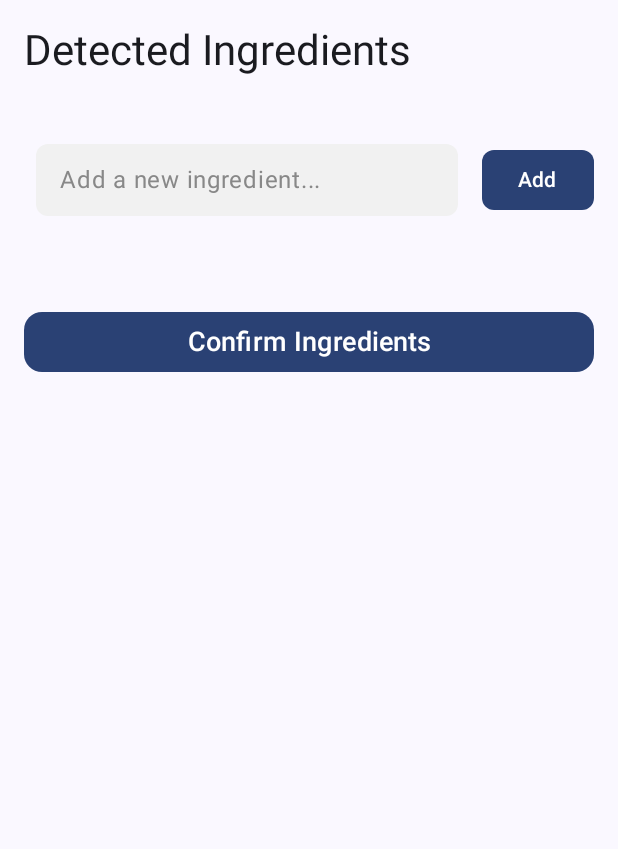
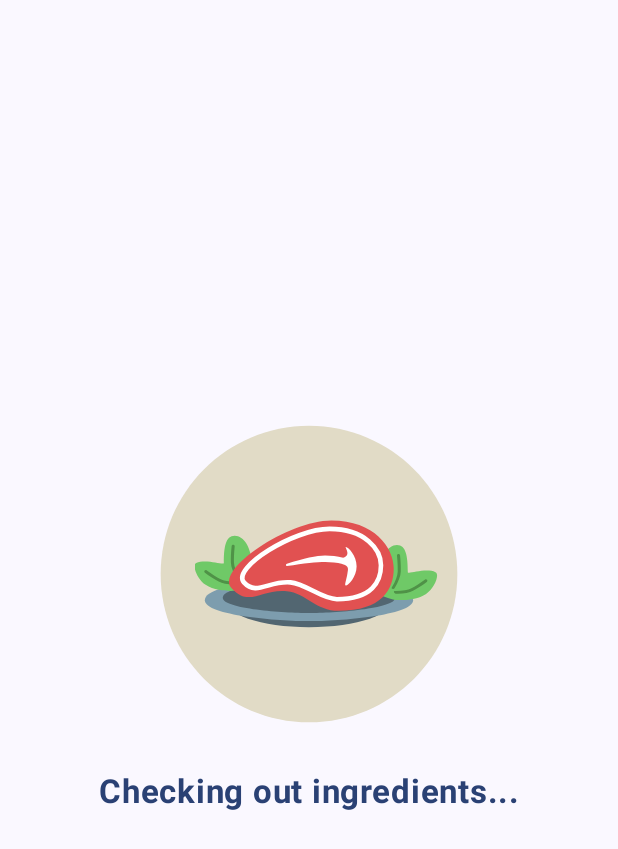
Before and after one commit to TimPieters/Meal-App, an Android app built with Jetpack Compose: the IngredientScreen screen opened through its navigation route, after a tap on "Confirm Ingredients", on a phone screen of 412 x 824 dp. Shown: the top 849 px of the screen. Run offline under Robolectric (Android 15) with nearby library versions, the phone set to English and light mode, and no system bars; our stand-ins replace accompanist, livedata-compose; 2 statements that could not run were skipped.

Commit message:
Added a MealLoadingScreen, linked it to the app.

```diff
--- a/app/src/main/java/com/example/app/SharedViewModel.kt
+++ b/app/src/main/java/com/example/app/SharedViewModel.kt
@@ -40,11 +40,20 @@ class SharedViewModel : ViewModel() {
     private val _isDetectingIngredients = MutableLiveData(false) // New loading state for ingredient detection
     val isDetectingIngredients: LiveData<Boolean> get() = _isDetectingIngredients
 
+    // In SharedViewModel.kt
+    private val _isGeneratingRecipes = MutableLiveData(false)
+    val isGeneratingRecipes: LiveData<Boolean> get() = _isGeneratingRecipes
+
     private val openAIRepository = OpenAIRepository()
 
     fun setIsDetectingIngredients(value: Boolean) {
         _isDetectingIngredients.value = value
         Log.d("SharedViewModel", "Is detecting ingredients set to: $value")
+    }
+
+    fun setIsGeneratingRecipes(value: Boolean) {
+        _isGeneratingRecipes.value = value
+        Log.d("SharedViewModel", "Is generating recipes set to: $value")
     }
 
     // Set the captured image URI
--- a/app/src/main/java/com/example/app/UIUX/screens/IngredientScreen.kt
+++ b/app/src/main/java/com/example/app/UIUX/screens/IngredientScreen.kt
@@ -1,5 +1,10 @@
 package com.example.app.UIUX.screens
 
+import androidx.compose.animation.AnimatedVisibility
+import androidx.compose.animation.core.LinearEasing
+import androidx.compose.animation.core.tween
+import androidx.compose.animation.fadeIn
+import androidx.compose.animation.fadeOut
 import androidx.compose.foundation.background
 import androidx.compose.foundation.layout.*
 import androidx.compose.foundation.text.BasicTextField
@@ -34,6 +39,22 @@ fun IngredientScreen(
     var showEditDialog by remember { mutableStateOf(false) }
     var ingredientToEdit by remember { mutableStateOf("") }
     var editedIngredient by remember { mutableStateOf("") }
+    val isGeneratingRecipes by sharedViewModel.isGeneratingRecipes.observeAsState(false)
+    // Loading Screen
+    AnimatedVisibility(
+        visible = isGeneratingRecipes,
+        enter = fadeIn(animationSpec = tween(durationMillis = 700, easing = LinearEasing)),
+        exit = fadeOut(animationSpec = tween(durationMillis = 700, easing = LinearEasing))
+    ) {
+        MealLoadingScreen()
+    }
+
+    // Main Content
+    AnimatedVisibility(
+        visible = !isGeneratingRecipes,
+        enter = fadeIn(),
+        exit = fadeOut()
+    ) {
 
         LazyColumn(
             modifier = Modifier
@@ -110,8 +131,11 @@ fun IngredientScreen(
                 // Confirm button positioned at the bottom
                 Button(
                     onClick = {
-                    val apiKey = ""  // Replace with your actual OpenAI API key
+                        val apiKey =
+                            ""  // Replace with your actual OpenAI API key
+                        sharedViewModel.setIsGeneratingRecipes(true)
                         sharedViewModel.generateRecipes(apiKey, ingredients) { success ->
+                            sharedViewModel.setIsGeneratingRecipes(false)
                             if (success) {
                                 navController.navigate(Screen.MealScreen.route)
                             } else {
@@ -163,6 +187,7 @@ fun IngredientScreen(
             )
         }
     }
+}
 
 @Composable
 fun IngredientCard(
--- /dev/null
+++ b/app/src/main/java/com/example/app/UIUX/screens/MealLoadingScreen.kt
@@ -0,0 +1,85 @@
+package com.example.app.UIUX.screens
+
+import androidx.compose.animation.*
+import androidx.compose.animation.core.FastOutLinearInEasing
+import androidx.compose.animation.core.LinearEasing
+import androidx.compose.animation.core.LinearOutSlowInEasing
+import androidx.compose.animation.core.tween
+import androidx.compose.foundation.layout.*
+import androidx.compose.material3.Text
+import androidx.compose.runtime.*
+import androidx.compose.ui.Alignment
+import androidx.compose.ui.Modifier
+import androidx.compose.ui.text.font.FontWeight
+import androidx.compose.ui.text.style.TextAlign
+import androidx.compose.ui.tooling.preview.Preview
+import androidx.compose.ui.unit.dp
+import androidx.compose.ui.unit.sp
+import com.airbnb.lottie.compose.*
+import com.example.app.R
+import androidx.compose.material3.MaterialTheme
+import kotlinx.coroutines.delay
+
+@Composable
+fun MealLoadingScreen() {
+    val messages = listOf(
+        "Checking out ingredients...",
+        "Taking into account preferences...",
+        "Taking into account cuisine...",
+        "Taking into account difficulty...",
+        "Taking into account serving size...",
+        "Taking into account nutritional profile...",
+        "I now have a good idea!",
+        "Generating recipes...",
+        "Done!"
+    )
+
+    var currentMessageIndex by remember { mutableStateOf(0) }
+
+    // Automatically cycle through messages with fading effect
+    LaunchedEffect(Unit) {
+        while (currentMessageIndex < messages.size) {
+            delay(2500)  // Display each message for 2 seconds
+            if (currentMessageIndex < messages.size - 1) {
+                currentMessageIndex++
+            }
+        }
+    }
+
+    Column(
+        modifier = Modifier
+            .fillMaxSize()
+            .padding(16.dp),
+        verticalArrangement = Arrangement.Center,
+        horizontalAlignment = Alignment.CenterHorizontally
+    ) {
+        // Lottie Animation
+        val composition by rememberLottieComposition(LottieCompositionSpec.RawRes(R.raw.generate_meals_animation)) // Replace with actual animation file
+        val progress by animateLottieCompositionAsState(
+            composition,
+            iterations = LottieConstants.IterateForever
+        )
+
+        LottieAnimation(
+            composition = composition,
+            progress = progress,
+            modifier = Modifier.size(200.dp)
+        )
+
+        Spacer(modifier = Modifier.height(32.dp))
+
+        // Animated text with fading effect
+        AnimatedMessage(
+            text = messages[currentMessageIndex],
+            fontSize = 22,
+            fontWeight = FontWeight.Bold,
+            color = MaterialTheme.colorScheme.primary
+        )
+    }
+}
+
+@Preview(showBackground = true)
+@Composable
+fun MealLoadingScreenPreview() {
+    MealLoadingScreen()
+}
```
Lines whose indentation alone changed are shown as unchanged.
